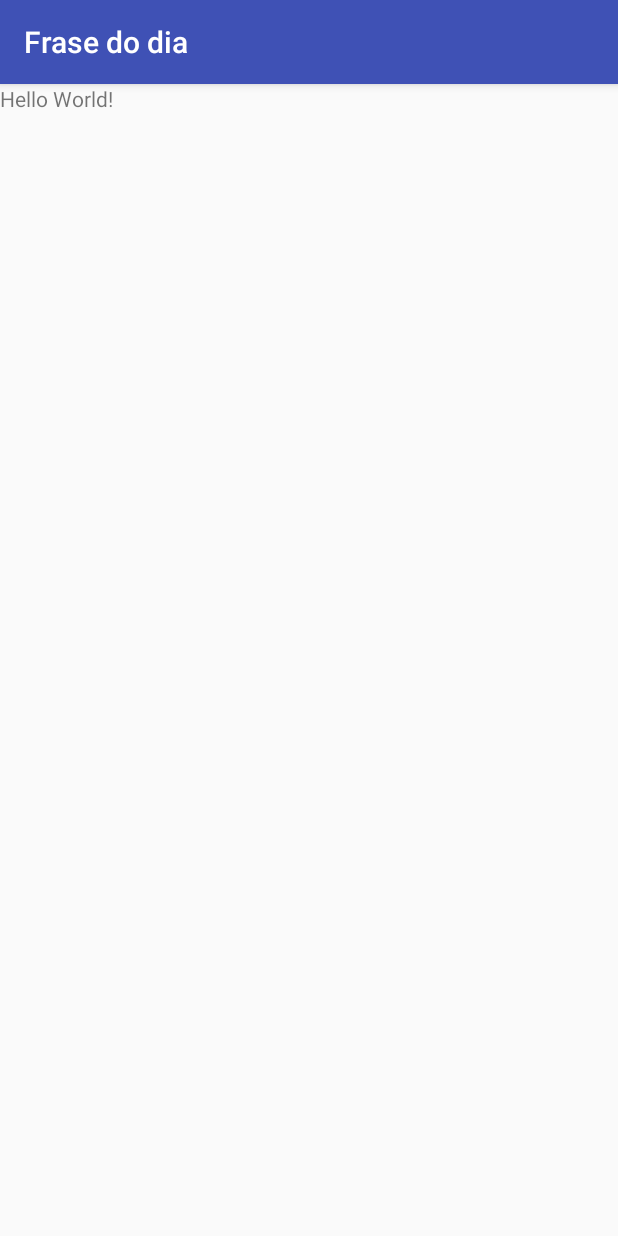
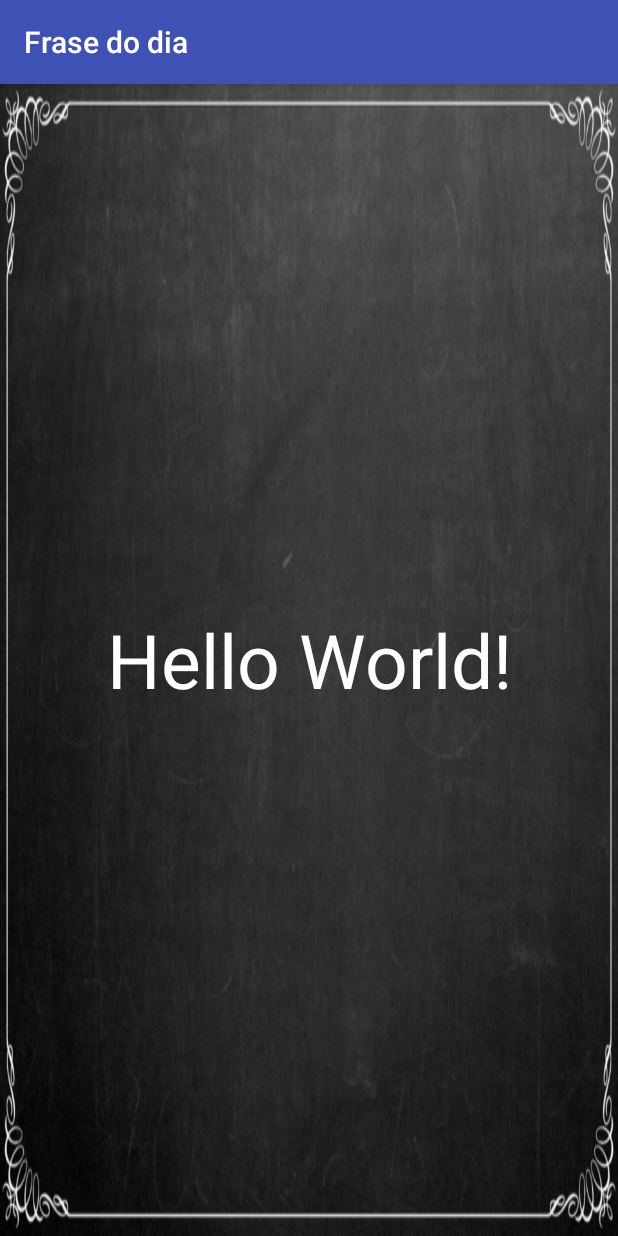
Before and after one commit to franciscojsc/frase-do-dia-app, an Android app: the screen it shows after launch (MainActivity), on a phone screen of 412 x 824 dp. Run offline under Robolectric (Android 15) with nearby library versions, the phone set to English and light mode, and no system bars.

Commit message:
Adicionando imagem de fundo

```diff
--- a/app/src/main/res/layout/activity_main.xml
+++ b/app/src/main/res/layout/activity_main.xml
@@ -5,12 +5,16 @@
     android:layout_height="match_parent"
     android:orientation="vertical"
     tools:context=".MainActivity"
+    android:background="@drawable/quadro"
     xmlns:android="http://schemas.android.com/apk/res/android">
 
     <TextView
-        android:layout_width="wrap_content"
-        android:layout_height="wrap_content"
+        android:layout_width="match_parent"
+        android:layout_height="match_parent"
         android:text="Hello World!"
+        android:textSize="50sp"
+        android:textColor="#fff"
+        android:gravity="center"
         />
 
 </LinearLayout>
```
Also changed, not shown: app/src/main/res/drawable-hdpi/quadro.png (added), app/src/main/res/drawable-mdpi/quadro.png (added), app/src/main/res/drawable-xhdpi/quadro.png (added), 2 other files.
